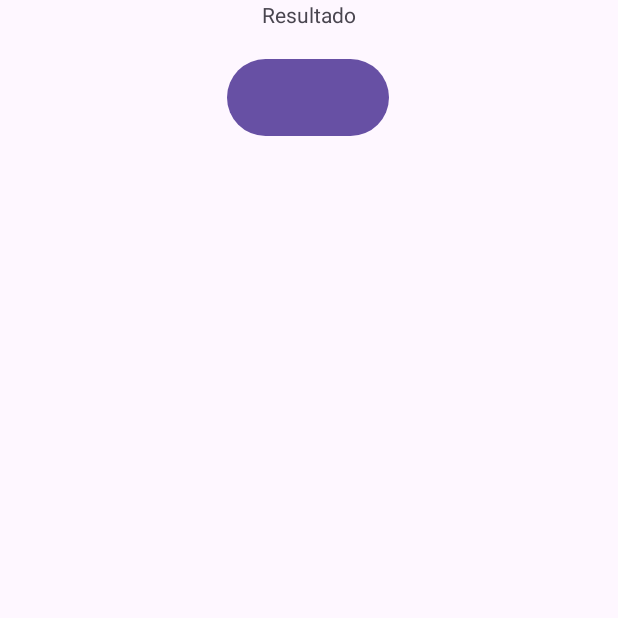
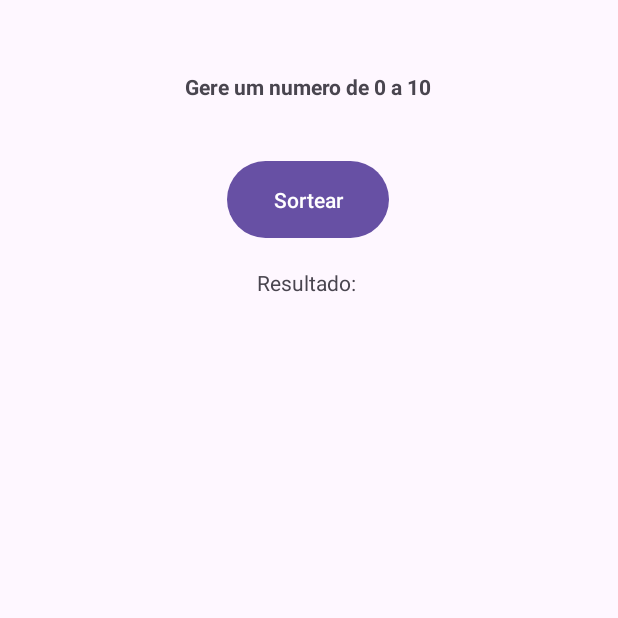
Before and after one commit to gustavolace/number-draw-app, an Android app: the screen it shows after launch (MainActivity), on a phone screen of 412 x 824 dp, the top half of it. Run offline under Robolectric (Android 15) with nearby library versions, the phone set to English and light mode, and no system bars.

Commit message:
text set a random number

```diff
--- a/app/src/main/java/com/example/myapplication/MainActivity.java
+++ b/app/src/main/java/com/example/myapplication/MainActivity.java
@@ -5,6 +5,8 @@ import androidx.appcompat.app.AppCompatActivity;
 import android.os.Bundle;
 import android.view.View;
 import android.widget.TextView;
+
+import java.util.Random;
 
 public class MainActivity extends AppCompatActivity {
 
@@ -15,7 +17,9 @@ public class MainActivity extends AppCompatActivity {
     }
 
     public void selecionarBotao(View v) {
+        int x = new Random().nextInt(11);
+
         TextView texto = findViewById(R.id.resultText);
-        texto.setText("TEXTO ALTERADO!");
+        texto.setText("Resultado: " + x);
     }
 }
--- a/app/src/main/res/layout/activity_main.xml
+++ b/app/src/main/res/layout/activity_main.xml
@@ -10,19 +10,33 @@
         android:id="@+id/button"
         android:layout_width="108dp"
         android:layout_height="59dp"
-        android:layout_marginTop="16dp"
+        android:layout_marginTop="36dp"
         android:onClick="selecionarBotao"
+        android:text="Sortear"
         app:layout_constraintEnd_toEndOf="parent"
         app:layout_constraintHorizontal_bias="0.498"
         app:layout_constraintStart_toStartOf="parent"
-        app:layout_constraintTop_toBottomOf="@+id/resultText" />
+        app:layout_constraintTop_toBottomOf="@+id/textView4" />
 
     <TextView
         android:id="@+id/resultText"
         android:layout_width="wrap_content"
         android:layout_height="wrap_content"
-        android:text="Resultado"
+        android:layout_marginTop="16dp"
+        android:text="Resultado: "
         app:layout_constraintEnd_toEndOf="parent"
+        app:layout_constraintStart_toStartOf="parent"
+        app:layout_constraintTop_toBottomOf="@+id/button" />
+
+    <TextView
+        android:id="@+id/textView4"
+        android:layout_width="wrap_content"
+        android:layout_height="wrap_content"
+        android:layout_marginTop="48dp"
+        android:text="Gere um numero de 0 a 10"
+        android:textStyle="bold"
+        app:layout_constraintEnd_toEndOf="parent"
+        app:layout_constraintHorizontal_bias="0.498"
         app:layout_constraintStart_toStartOf="parent"
         app:layout_constraintTop_toTopOf="parent" />
 </androidx.constraintlayout.widget.ConstraintLayout>
```
